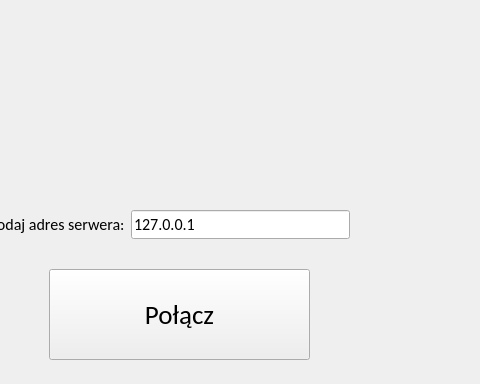
Old version of the form klient/mainwindow.ui in the repository C1n3k99/SK2_lab; both pictures show x 260 to 740 and y 0 to 384 of the 882 by 626 pixel window.
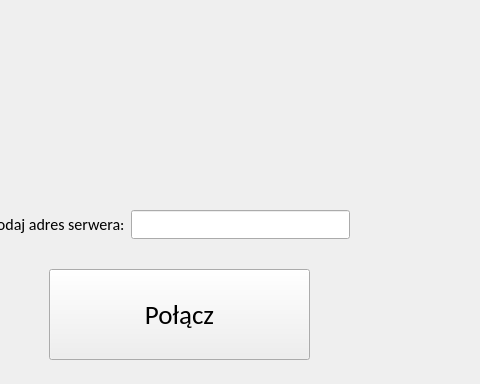
New version of the form. Icons and pictures are not drawn.

Patch:
```diff
--- a/klient/mainwindow.ui
+++ b/klient/mainwindow.ui
@@ -78,7 +78,7 @@
             </font>
            </property>
            <property name="text">
-            <string>127.0.0.1</string>
+            <string/>
            </property>
           </widget>
          </item>
```
